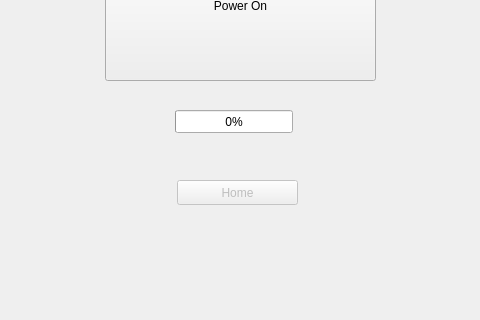
Before: the Qt Designer form tslimSim/mainwindow.ui in Chenguku/t-slim-Insulin-Pump, drawn with Qt 5; both pictures show x 145 to 625 and y 280 to 600 of the 800 by 600 pixel window.
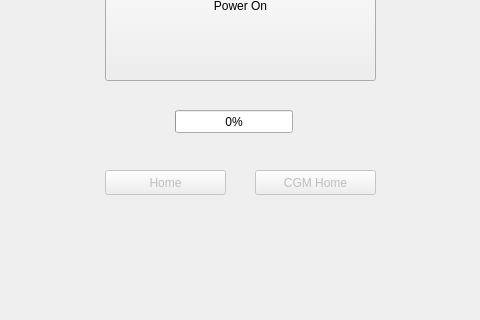
After: the same form once the commit is applied.

Commit message: added button to go to CGM page, and properly update battery gauge after fully charging it

What changed in the file:
```diff
--- a/tslimSim/mainwindow.ui
+++ b/tslimSim/mainwindow.ui
@@ -83,8 +83,8 @@
       </property>
       <property name="geometry">
        <rect>
-        <x>322</x>
-        <y>460</y>
+        <x>250</x>
+        <y>450</y>
         <width>121</width>
         <height>25</height>
        </rect>
@@ -93,6 +93,22 @@
        <string>Home</string>
       </property>
      </widget>
+     <widget class="QPushButton" name="CGMHomeButton">
+      <property name="enabled">
+       <bool>false</bool>
+      </property>
+      <property name="geometry">
+       <rect>
+        <x>400</x>
+        <y>450</y>
+        <width>121</width>
+        <height>25</height>
+       </rect>
+      </property>
+      <property name="text">
+       <string>CGM Home</string>
+      </property>
+     </widget>
     </widget>
     <widget class="QWidget" name="home">
      <widget class="QProgressBar" name="battery">
```
Left out of the diff: 30 changed lines with no effect on the pictures. The commit also changes 8 other files.
